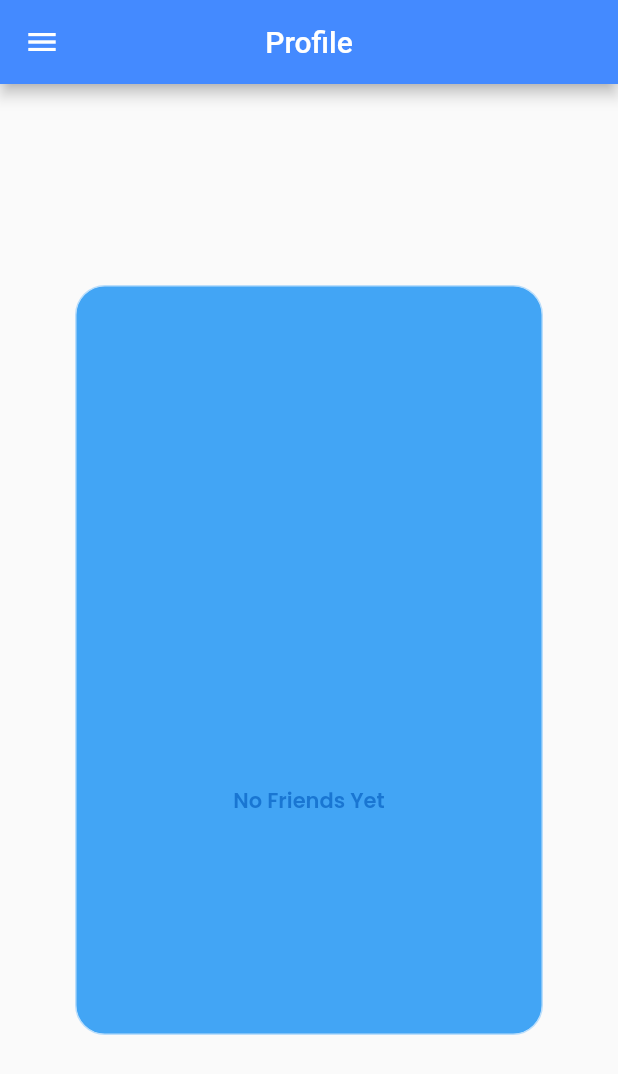
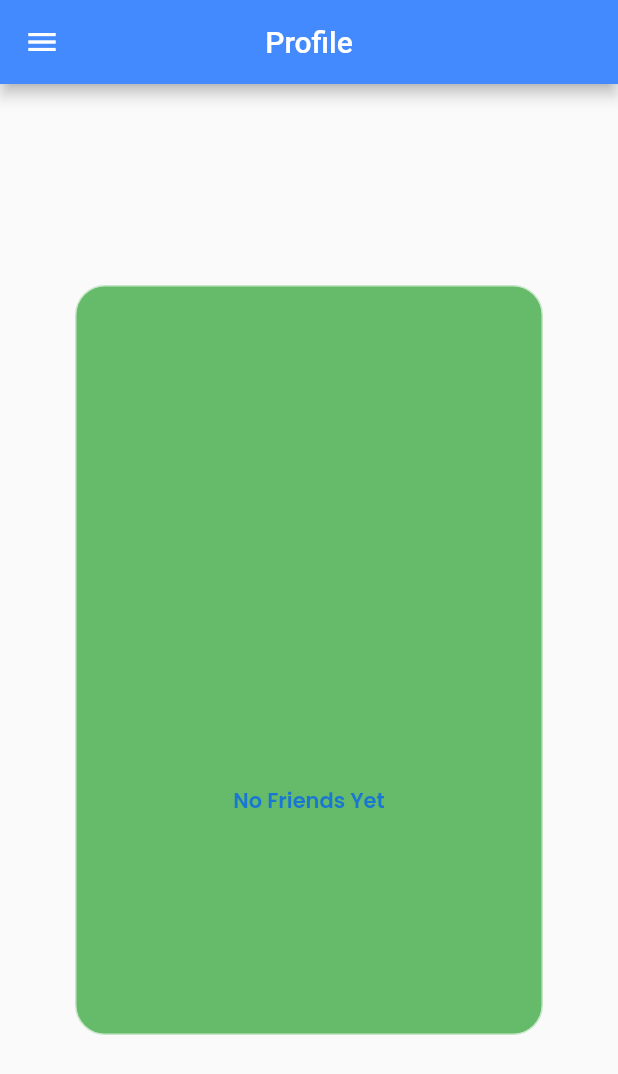
Before and after one commit to colette-exe/bloom-23, a Flutter app: the screen it shows once a user with an empty profile is signed in, on a phone screen of 412 x 824 dp. Shown: the top 1074 px of the screen. Run offline on Flutter 3.47's test engine with Material 2 defaults, Android fonts, the phone set to English and light mode, and no system bars; our stand-ins replace cloud_firestore, firebase_auth, firebase_core; missing offline and left inert: fake_cloud_firestore, firebase_auth_mocks; accounts and stored records are empty; generated files the repository leaves out were written again.

Commit message:
feat : search users and send, accept, reject, cancel friend requests

```diff
--- a/lib/api/firebase_auth_api.dart
+++ b/lib/api/firebase_auth_api.dart
@@ -74,12 +74,13 @@ class FirebaseAuthAPI {
       String lastName, String bday, String location, String username) async {
     try {
       await db.collection("users").doc(uid).set({
+        "userId": uid,
         "email": email,
         "firstName": firstName,
         "lastName": lastName,
         "bday": bday,
         "location": location,
-        "username": username,
+        "userName": username,
         "friends": [],
         "receivedFriendRequests": [],
         "sentFriendRequests": []
--- a/lib/api/firebase_user_api.dart
+++ b/lib/api/firebase_user_api.dart
@@ -35,11 +35,6 @@ class FireBaseUserAPI {
     return db
         .collection("users")
         .where(FieldPath.documentId, arrayContains: ids);
-  }
-
-  // get a user based on their userName
-  DocumentReference<Map<String, dynamic>> getUserByUserName(String userName) {
-    return db.collection("users").doc(userName);
   }
 
   // get a user based on their userId
--- a/lib/main.dart
+++ b/lib/main.dart
@@ -49,7 +49,7 @@ class MyApp extends StatelessWidget {
         '/login': (context) => const Login(),
         '/sign-up': (context) => const SignUpPage(),
         '/': (context) => AuthWrapper(),
-        '/search': (context) => Search()
+        '/search': (context) => Search(),
       },
       // color: Colors.green.shade600,
       theme: ThemeData(primarySwatch: Colors.green),
--- /dev/null
+++ b/lib/models/current_user.dart
@@ -0,0 +1,11 @@
+/*
+    Author: Angelica Nicolette U. Adoptante
+    Section: D1L
+    Date created: November 14, 2022 (from Exercise 6)
+    Program Description: bloom - Shared Todo App (CMSC 23 Project)
+ */
+class CurrentUser {
+  final String uid;
+
+  CurrentUser(this.uid);
+}
--- a/lib/models/user_model.dart
+++ b/lib/models/user_model.dart
@@ -11,9 +11,12 @@ class User {
   // user attributes
   String userId;
   String userName;
-  String displayName;
+  String firstName;
+  String lastName;
+  String bday;
+  String location;
 
-  // lists of int userIds
+  // lists of string userIds
   List<dynamic> friends;
   List<dynamic> receivedFriendRequests;
   List<dynamic> sentFriendRequests;
@@ -22,7 +25,10 @@ class User {
   User({
     required this.userId,
     required this.userName,
-    required this.displayName,
+    required this.firstName,
+    required this.lastName,
+    required this.bday,
+    required this.location,
     required this.friends,
     required this.receivedFriendRequests,
     required this.sentFriendRequests,
@@ -34,7 +40,10 @@ class User {
     return User(
       userId: json['userId'],
       userName: json['userName'],
-      displayName: json['displayName'],
+      firstName: json['firstName'],
+      lastName: json['lastName'],
+      bday: json['bday'],
+      location: json['location'],
       friends: json['friends'],
       receivedFriendRequests: json['receivedFriendRequests'],
       sentFriendRequests: json['sentFriendRequests'],
@@ -46,7 +55,10 @@ class User {
     return {
       'userId': user.userId,
       'userName': user.userName,
-      'displayName': user.displayName,
+      'firstName': user.firstName,
+      'lastName': user.lastName,
+      'bday': user.bday,
+      'location': user.location,
       'friends': user.friends,
       'receivedFriendRequests': user.receivedFriendRequests,
       'sentFriendRequests': user.sentFriendRequests,
--- a/lib/providers/user_provider.dart
+++ b/lib/providers/user_provider.dart
@@ -47,19 +47,19 @@ class UserListProvider with ChangeNotifier {
 
   // parameter: userName
   // returns a DocumentReference to the entry with userName as its userName
-  getUserByUserName(String userName) {
-    return firebaseService.getUserByUserName(userName);
+  getUserById(String id) {
+    return firebaseService.getUserByUserId(id);
   }
 
   // parameter: userId
-  // returns a DocumentReference to the entry with userName as its userId
+  // returns a DocumentReference to the entry with its userId
   List getUserByUserId(String userId) {
     DocumentReference userRef = firebaseService.getUserByUserId(userId);
     userRef.get().then((DocumentSnapshot documentSnapshot) {
       if (documentSnapshot.exists) {
         var data = documentSnapshot.data() as Map<String, dynamic>;
         User user = User.fromJson(data);
-        return [user.displayName, user.userName];
+        return [user.firstName, user.lastName, user.userName];
       }
     });
     return [];
@@ -67,7 +67,7 @@ class UserListProvider with ChangeNotifier {
 
   checkStatus(String userId, String otherId) {
     // get userId's friends, receivedFriendRequests, and sentFriendRequests lists
-    DocumentReference userRef = firebaseService.getUserByUserName(userId);
+    DocumentReference userRef = firebaseService.getUserByUserId(userId);
     userRef.get().then((DocumentSnapshot documentSnapshot) {
       if (documentSnapshot.exists) {
         // .data() returns a Map<String, dynamic>
--- a/lib/screens/profile.dart
+++ b/lib/screens/profile.dart
@@ -4,6 +4,7 @@
     Date created: November 14, 2022 (from Exercise 6)
     Program Description: bloom - Shared Todo App (CMSC 23 Project)
  */
+import 'package:bloom/models/current_user.dart';
 import 'package:bloom/providers/auth_provider.dart';
 import 'package:bloom/providers/user_provider.dart';
 import 'package:bloom/screens/user_page.dart';
@@ -67,8 +68,8 @@ class _ProfileState extends State<Profile> {
 
     DocumentReference userDoc = context
         .watch<UserListProvider>()
-        .getUserByUserName(context.watch<AuthProvider>().user!.uid);
-    // print("\nprint: ${userDoc}\n");
+        .getUserById(context.watch<AuthProvider>().user!.uid);
+    CurrentUser uid = CurrentUser(userDoc.id);
 
     // final args = ModalRoute.of(context)!.settings.arguments as InputName;
     return Scaffold(
@@ -85,14 +86,20 @@ class _ProfileState extends State<Profile> {
                 title: const Text('Search Friends'),
                 onTap: () {
                   Navigator.pop(context);
-                  Navigator.pushNamed(context, '/search');
+                  Navigator.pushNamed(context, '/search', arguments: uid);
+                }),
+            ListTile(
+                title: const Text('Todos'),
+                onTap: () {
+                  Navigator.pop(context);
+                  Navigator.pushNamed(context, '/todos'); // make a todo page
                 }),
             ListTile(
                 title: const Text('LOGOUT'),
                 onTap: () {
                   Navigator.pop(context);
                   context.read<AuthProvider>().signOut();
-                })
+                }),
           ]),
         ),
       ),
@@ -106,9 +113,9 @@ class _ProfileState extends State<Profile> {
         heightFactor: MediaQuery.of(context).size.height,
         child: Container(
           decoration: BoxDecoration(
-              border: Border.all(color: Colors.blue.shade100),
+              border: Border.all(color: Colors.green.shade100),
               borderRadius: const BorderRadius.all(Radius.circular(20)),
-              color: Colors.blue.shade400),
+              color: Colors.green.shade400),
           width: 400,
           height: 500,
           alignment: Alignment.center,
@@ -139,7 +146,7 @@ class _ProfileState extends State<Profile> {
                                     fontFamily: 'Poppins',
                                     letterSpacing: 1.5,
                                     color: Colors.white)),
-                            Text(data['username'],
+                            Text(data['userName'],
                                 style: const TextStyle(
                                     fontSize: 14,
                                     fontWeight: FontWeight.bold,
--- a/lib/screens/search.dart
+++ b/lib/screens/search.dart
@@ -6,6 +6,8 @@
  */
 import 'package:bloom/screens/user_page.dart';
 import 'package:flutter/material.dart';
+
+import '../models/current_user.dart';
 
 class Search extends StatefulWidget {
   Search({super.key});
@@ -20,7 +22,7 @@ class _SearchState extends State<Search> {
 
   @override
   Widget build(BuildContext context) {
-    // final args = ModalRoute.of(context)!.settings.arguments as InputName;
+    final args = ModalRoute.of(context)!.settings.arguments as CurrentUser;
     return Scaffold(
       appBar: AppBar(
         title: const Text('Search',
@@ -67,7 +69,7 @@ class _SearchState extends State<Search> {
                 ),
                 SizedBox(
                     height: MediaQuery.of(context).size.height - 200,
-                    child: UserPage(regex: widget.text)),
+                    child: UserPage(regex: widget.text, uid: args.uid)),
               ])),
     );
   }
```
Also changed, not shown: lib/screens/user_page.dart (+9 -10 lines).
